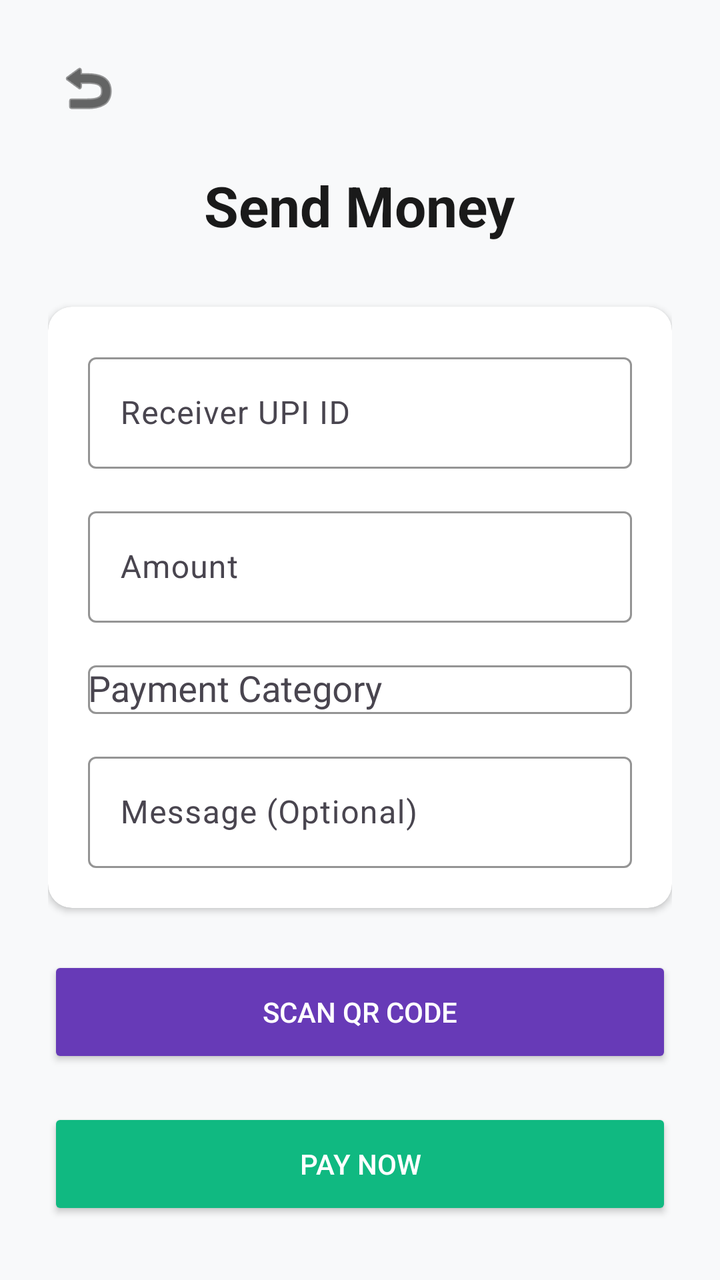
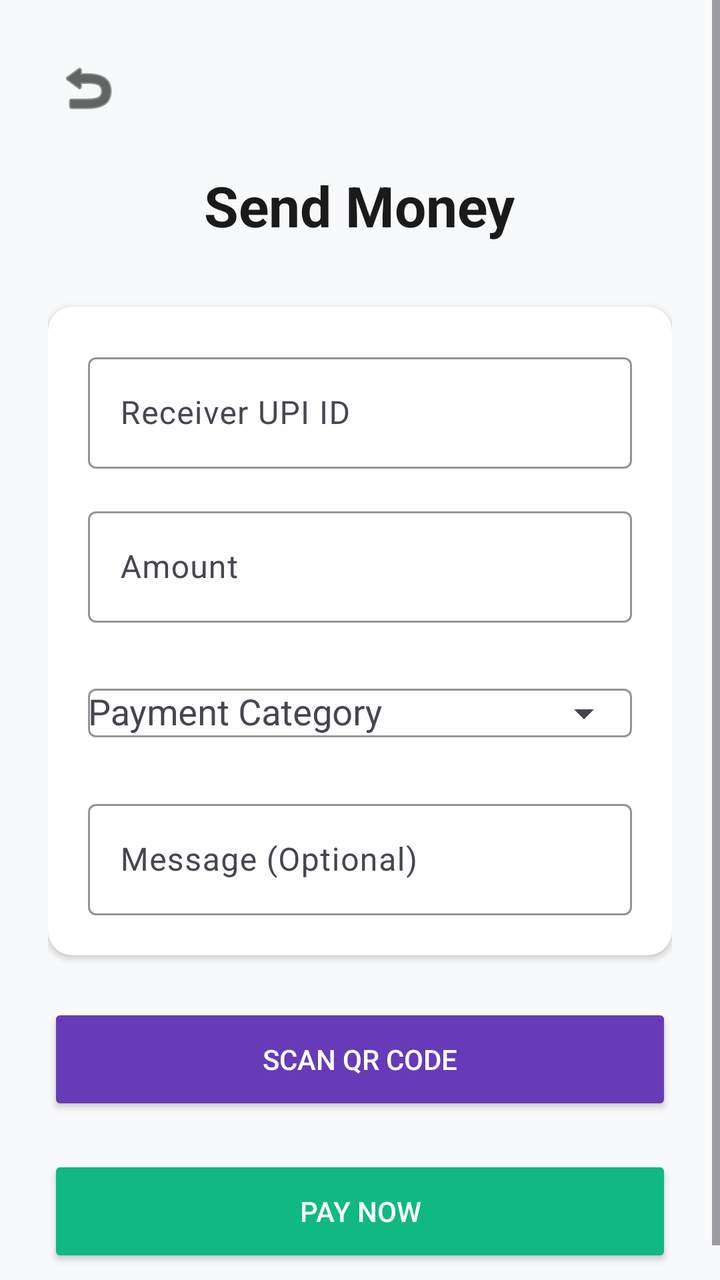

Before-and-after screenshots of an Android layout around one commit, followed by the original layout XML and the change that was made.
<!-- AndroidManifest.xml: application theme Theme.UPIApp -->
<!-- res/layout/activity_send_money.xml -->
<?xml version="1.0" encoding="utf-8"?>
<ScrollView xmlns:android="http://schemas.android.com/apk/res/android"
    xmlns:app="http://schemas.android.com/apk/res-auto"
    android:layout_width="match_parent"
    android:layout_height="match_parent"
    android:fillViewport="true"
    android:background="#F8F9FA">

    <LinearLayout
        android:layout_width="match_parent"
        android:layout_height="wrap_content"
        android:orientation="vertical"
        android:padding="24dp"
        android:gravity="center_horizontal">

        
        <ImageButton
            android:id="@+id/btn_back"
            android:layout_width="40dp"
            android:layout_height="40dp"
            android:src="@android:drawable/ic_menu_revert"
            android:background="?attr/selectableItemBackgroundBorderless"
            android:tint="@android:color/black"
            android:layout_gravity="start" />

        
        <TextView
            android:text="Send Money"
            android:textSize="28sp"
            android:textStyle="bold"
            android:textColor="#1A1A1A"
            android:layout_marginTop="20dp"
            android:layout_marginBottom="32dp"
            android:layout_width="wrap_content"
            android:layout_height="wrap_content" />

        
        <androidx.cardview.widget.CardView
            android:layout_width="match_parent"
            android:layout_height="wrap_content"
            android:layout_marginBottom="24dp"
            app:cardCornerRadius="12dp"
            app:cardElevation="2dp">

            <LinearLayout
                android:layout_width="match_parent"
                android:layout_height="wrap_content"
                android:orientation="vertical"
                android:padding="20dp">

                
                <com.google.android.material.textfield.TextInputLayout
                    android:hint="Receiver UPI ID"
                    app:boxBackgroundMode="outline"
                    app:boxStrokeColor="#673AB7"
                    android:layout_width="match_parent"
                    android:layout_height="wrap_content">

                    <com.google.android.material.textfield.TextInputEditText
                        android:id="@+id/edit_receiver_upi_id"
                        android:inputType="textEmailAddress"
                        android:layout_width="match_parent"
                        android:layout_height="wrap_content"/>
                </com.google.android.material.textfield.TextInputLayout>

                
                <com.google.android.material.textfield.TextInputLayout
                    android:hint="Amount"
                    android:layout_marginTop="16dp"
                    app:prefixText="₹ "
                    app:boxBackgroundMode="outline"
                    app:boxStrokeColor="#673AB7"
                    android:layout_width="match_parent"
                    android:layout_height="wrap_content">

                    <com.google.android.material.textfield.TextInputEditText
                        android:id="@+id/edit_amount"
                        android:inputType="numberDecimal"
                        android:layout_width="match_parent"
                        android:layout_height="wrap_content"/>
                </com.google.android.material.textfield.TextInputLayout>

                
                <com.google.android.material.textfield.TextInputLayout
                    android:id="@+id/layout_category"
                    android:hint="Payment Category"
                    android:layout_marginTop="16dp"
                    app:boxBackgroundMode="outline"

                    app:boxStrokeColor="#673AB7"
                    android:layout_width="match_parent"
                    android:layout_height="wrap_content">

                    <AutoCompleteTextView
                        android:id="@+id/dropdown_category"
                        android:layout_width="match_parent"
                        android:layout_height="wrap_content"
                        android:focusable="false"/>
                </com.google.android.material.textfield.TextInputLayout>

                
                <com.google.android.material.textfield.TextInputLayout
                    android:hint="Message (Optional)"
                    android:layout_marginTop="16dp"
                    app:boxBackgroundMode="outline"
                    app:boxStrokeColor="#673AB7"
                    android:layout_width="match_parent"
                    android:layout_height="wrap_content">

                    <com.google.android.material.textfield.TextInputEditText
                        android:id="@+id/edit_message"
                        android:layout_width="match_parent"
                        android:layout_height="wrap_content"/>
                </com.google.android.material.textfield.TextInputLayout>

            </LinearLayout>
        </androidx.cardview.widget.CardView>

        
        <Button
            android:id="@+id/btn_scan_qr"
            android:text="Scan QR Code"
            android:layout_width="match_parent"
            android:layout_height="56dp"
            android:backgroundTint="#673AB7"
            android:textColor="@android:color/white"/>

        
        <Button
            android:id="@+id/btn_pay"
            android:text="Pay Now"
            android:layout_width="match_parent"
            android:layout_height="56dp"
            android:layout_marginTop="20dp"
            android:backgroundTint="#10B981"
            android:textColor="@android:color/white"/>

    </LinearLayout>
</ScrollView>
<!-- resources referenced by this layout -->
<resources>
  <style name="Theme.UPIApp" parent="Base.Theme.UPIApp" />
  <style name="Base.Theme.UPIApp" parent="Theme.Material3.DayNight.NoActionBar">
          
          
      </style>
</resources>

<!-- the commit's change to res/layout/activity_send_money.xml (unified diff, before → after) -->
@@ -81,22 +81,26 @@
                 </com.google.android.material.textfield.TextInputLayout>
 
                 
+                
                 <com.google.android.material.textfield.TextInputLayout
                     android:id="@+id/layout_category"
+                    android:layout_width="match_parent"
+                    android:layout_height="wrap_content"
+                    android:layout_marginTop="16dp"
                     android:hint="Payment Category"
-                    android:layout_marginTop="16dp"
                     app:boxBackgroundMode="outline"
+                    app:boxStrokeColor="#673AB7"
+                    app:endIconMode="dropdown_menu">
 
-                    app:boxStrokeColor="#673AB7"
-                    android:layout_width="match_parent"
-                    android:layout_height="wrap_content">
-
-                    <AutoCompleteTextView
+                    <com.google.android.material.textfield.MaterialAutoCompleteTextView
                         android:id="@+id/dropdown_category"
                         android:layout_width="match_parent"
                         android:layout_height="wrap_content"
-                        android:focusable="false"/>
+                        android:inputType="none"
+                        android:text=""
+                        android:focusable="false" />
                 </com.google.android.material.textfield.TextInputLayout>
+
 
                 
                 <com.google.android.material.textfield.TextInputLayout
